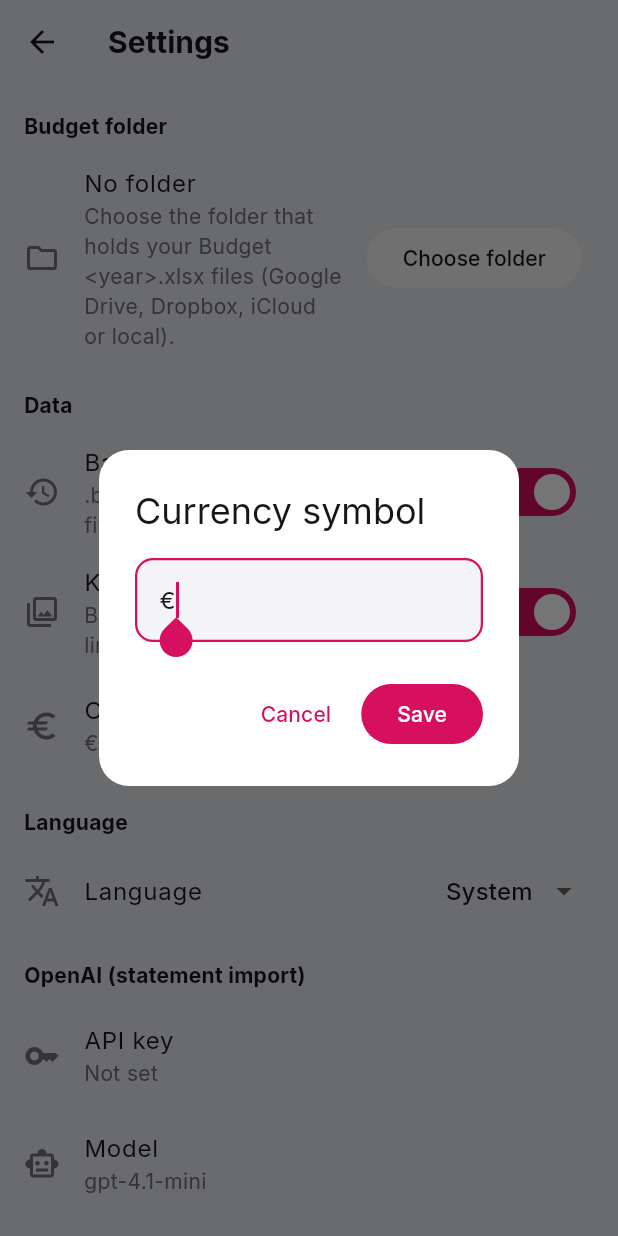
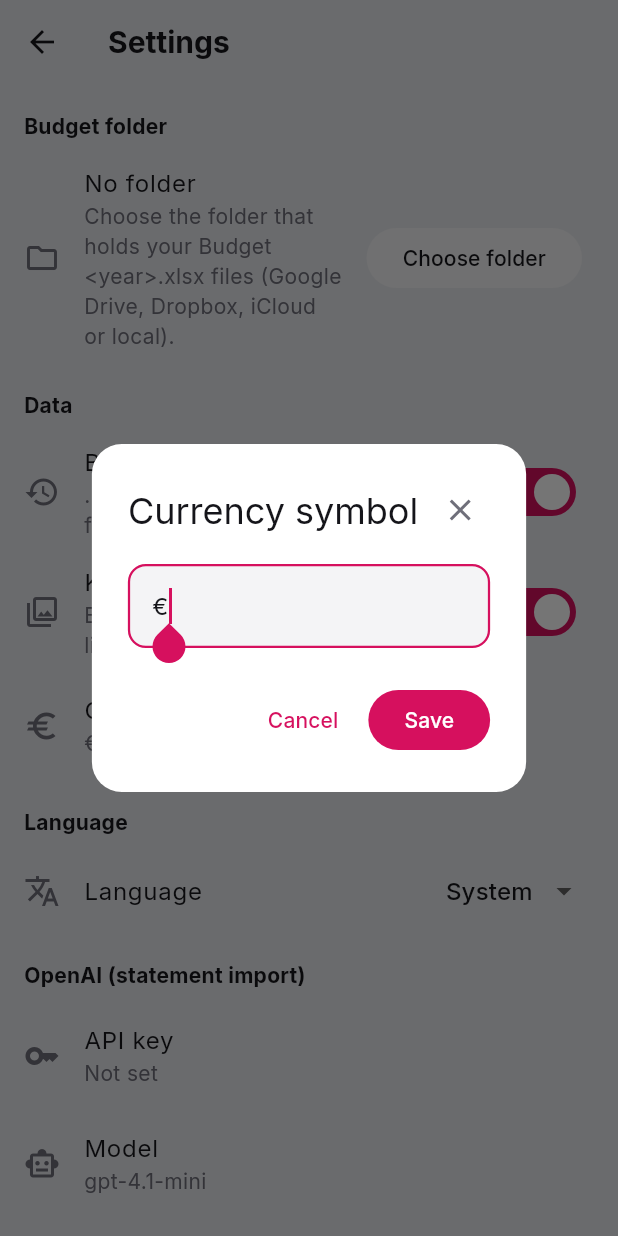
Before and after one commit to artiz/az-receipts-parser, a Flutter app: the SettingsPage screen opened directly, after a tap on "Currency symbol", on a phone screen of 412 x 824 dp. Run offline on Flutter 3.47's test engine with Material 3 defaults, Android fonts, the phone set to English and light mode, and no system bars; our stand-ins replace flutter_secure_storage, image_picker, shared_preferences; missing offline and left inert: dart:ffi; accounts and stored records are empty.

Commit message:
Every dialog gets a close cross in its title
Co-Authored-By: Claude Fable 5.1 <noreply@anthropic.com>
Claude-Session: https://claude.ai/code/session_01QNSzBHrodcoMgzTMnW3Whu

```diff
--- a/app/lib/ui/categories_page.dart
+++ b/app/lib/ui/categories_page.dart
@@ -261,7 +261,7 @@ Future<void> translateFileDialog(BuildContext context, BudgetService budget) asy
   final ok = await showDialog<bool>(
     context: context,
     builder: (ctx) => AlertDialog(
-      title: Text(l.translateFileConfirm(year, languageDisplayName(language))),
+      title: DialogTitle(child: Text(l.translateFileConfirm(year, languageDisplayName(language)))),
       content: Text(l.translateFileHint(languageDisplayName(budget.file?.language ?? 'de'), languageDisplayName(language))),
       actions: [
         TextButton(onPressed: () => Navigator.pop(ctx, false), child: Text(l.cancel)),
--- a/app/lib/ui/entry_sheet.dart
+++ b/app/lib/ui/entry_sheet.dart
@@ -127,7 +127,7 @@ class _EntryFormState extends State<EntryForm> {
     final ok = await showDialog<bool>(
       context: context,
       builder: (ctx) => AlertDialog(
-        title: Text(l.deleteEntryTitle),
+        title: DialogTitle(child: Text(l.deleteEntryTitle)),
         content: Text(l.deleteEntryBody('${_description.text.trim()} · ${_amount.text.trim()} €')),
         actions: [
           TextButton(onPressed: () => Navigator.pop(ctx), child: Text(l.cancel)),
--- a/app/lib/ui/overview_page.dart
+++ b/app/lib/ui/overview_page.dart
@@ -485,7 +485,7 @@ Future<void> _editPlan(BuildContext context, BudgetService budget, int year, Str
   final ok = await showDialog<bool>(
     context: context,
     builder: (ctx) => AlertDialog(
-      title: Text(l.planTitle(category, monthLabel)),
+      title: DialogTitle(child: Text(l.planTitle(category, monthLabel))),
       content: TextField(
         controller: c,
         autofocus: true,
@@ -517,7 +517,7 @@ Future<void> _editLimits(BuildContext context, BudgetService budget, int year, d
   final ok = await showDialog<bool>(
     context: context,
     builder: (ctx) => AlertDialog(
-      title: Text(l.limitsTitle),
+      title: DialogTitle(child: Text(l.limitsTitle)),
       content: Column(
         mainAxisSize: MainAxisSize.min,
         children: [
@@ -692,7 +692,7 @@ class _InputRow extends StatelessWidget {
     final result = await showDialog<String>(
       context: context,
       builder: (ctx) => AlertDialog(
-        title: Text(label, style: const TextStyle(fontSize: 16)),
+        title: DialogTitle(child: Text(label, style: const TextStyle(fontSize: 16))),
         content: TextField(
           controller: controller,
           autofocus: true,
--- a/app/lib/ui/settings_page.dart
+++ b/app/lib/ui/settings_page.dart
@@ -173,7 +173,7 @@ class SettingsPage extends StatelessWidget {
     final value = await showDialog<String>(
       context: context,
       builder: (ctx) => AlertDialog(
-        title: Text(title),
+        title: DialogTitle(child: Text(title)),
         content: TextField(controller: controller, autofocus: true, obscureText: obscure, autocorrect: false, enableSuggestions: false),
         actions: [
           TextButton(onPressed: () => Navigator.pop(ctx), child: Text(l.cancel)),
--- a/app/lib/ui/widgets.dart
+++ b/app/lib/ui/widgets.dart
@@ -396,3 +396,26 @@ class EmptyHint extends StatelessWidget {
     );
   }
 }
+
+/// Title row of a dialog with a close cross on the right: every alert can
+/// be dismissed without picking an answer (pops with no result).
+class DialogTitle extends StatelessWidget {
+  const DialogTitle({super.key, required this.child});
+  final Widget child;
+
+  @override
+  Widget build(BuildContext context) {
+    return Row(
+      children: [
+        Expanded(child: child),
+        const SizedBox(width: 8),
+        IconButton(
+          icon: const Icon(Icons.close),
+          visualDensity: VisualDensity.compact,
+          tooltip: MaterialLocalizations.of(context).closeButtonTooltip,
+          onPressed: () => Navigator.of(context).pop(),
+        ),
+      ],
+    );
+  }
+}
```
Also changed, not shown: app/lib/ui/entry_actions.dart (+4 -4 lines).
